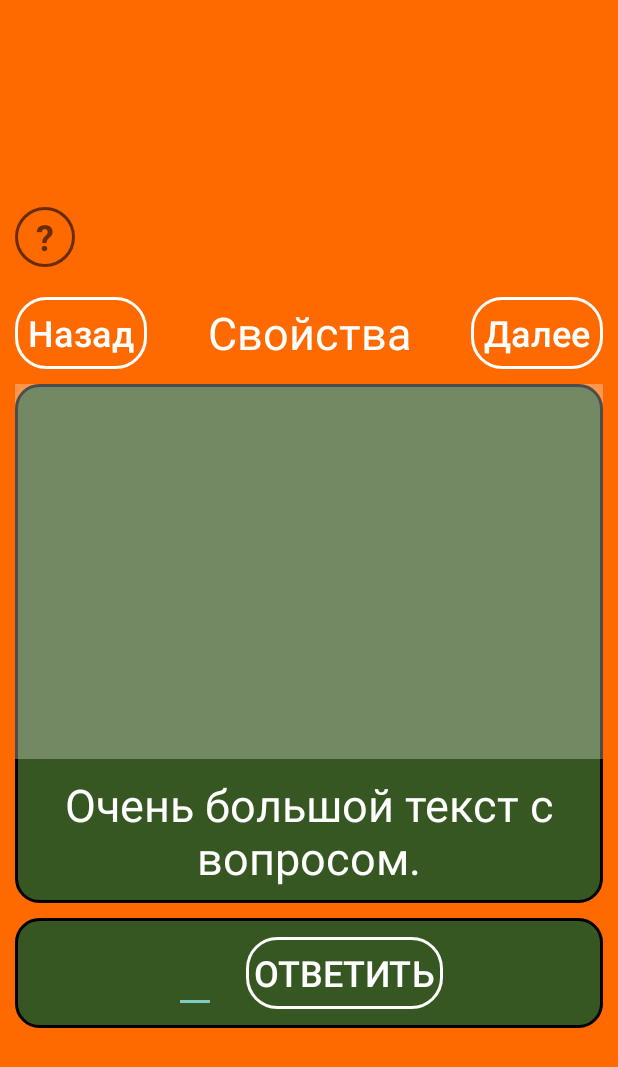
After one commit to Dolya08/KalmLang, an Android app: the layout universallvl2.xml on its own in the app's theme, with its tools: preview values and no code run, on a phone screen of 412 x 824 dp. The commit adds this screen. Shown: the top 1067 px of the screen. Run offline under Robolectric (Android 15) with nearby library versions, the phone set to English and light mode, and no system bars.

Commit message:
Время для второго уровня

```diff
--- /dev/null
+++ b/app/src/main/res/layout/universallvl2.xml
@@ -0,0 +1,152 @@
+<?xml version="1.0" encoding="utf-8"?>
+<RelativeLayout xmlns:android="http://schemas.android.com/apk/res/android"
+    android:layout_width="match_parent"
+    android:layout_height="match_parent"
+    android:orientation="vertical">
+
+    <ImageView
+        android:id="@+id/background"
+        android:layout_width="match_parent"
+        android:layout_height="match_parent"
+        android:scaleType="centerCrop"
+        android:src="@drawable/level1" />
+
+    <LinearLayout
+        android:id="@+id/container1lvl1"
+        android:layout_width="match_parent"
+        android:layout_height="match_parent"
+        android:gravity="center"
+        android:orientation="vertical">
+
+        <LinearLayout
+            android:id="@+id/container2lvl1"
+            android:layout_width="match_parent"
+            android:layout_height="wrap_content"
+            android:padding="10dp"
+            android:orientation="vertical">
+
+            <LinearLayout
+                android:layout_width="match_parent"
+                android:layout_height="wrap_content"
+                android:orientation="vertical"
+                android:paddingBottom="20dp">
+                <TextView
+                    android:layout_width="40dp"
+                    android:layout_height="40dp"
+                    android:id="@+id/btnquest"
+                    android:text="@string/q"
+                    android:textStyle="bold"
+                    android:gravity="center"
+                    android:textSize="24sp"
+                    android:background="@drawable/button_stroke_black95_press_white"
+                    android:textColor="@color/black95"
+                    android:layout_gravity="start"/>
+
+            </LinearLayout>
+
+            <LinearLayout
+                android:id="@+id/line1"
+                android:layout_width="match_parent"
+                android:layout_height="match_parent"
+                android:orientation="horizontal"
+                android:gravity="center">
+
+                <Button
+                    android:id="@+id/btn_back_lvl1"
+                    android:layout_width="wrap_content"
+                    android:layout_height="wrap_content"
+                    android:background="@drawable/btn_stroke_white_press_blue"
+                    android:layout_marginEnd="10dp"
+                    android:text="@string/back"
+                    android:textSize="24sp"
+                    android:paddingLeft="5dp"
+                    android:paddingRight="5dp"
+                    android:textAllCaps="false"
+                    android:textColor="@color/white"/>
+
+                <TextView
+                    android:id="@+id/text_levels"
+                    android:layout_width="0dp"
+                    android:layout_height="wrap_content"
+                    android:layout_weight="1"
+                    android:text="@string/property"
+                    android:textSize="30sp"
+                    android:textColor="@color/white"
+                    android:gravity="center"/>
+
+                <Button
+                    android:id="@+id/btn_next_lvl1"
+                    android:layout_width="wrap_content"
+                    android:layout_height="wrap_content"
+                    android:background="@drawable/btn_stroke_white_press_blue"
+                    android:layout_marginStart="10dp"
+                    android:text="@string/next"
+                    android:textSize="24sp"
+                    android:paddingLeft="5dp"
+                    android:paddingRight="5dp"
+                    android:textAllCaps="false"
+                    android:textColor="@color/white"/>
+            </LinearLayout>
+
+            <LinearLayout
+                android:id="@+id/line3"
+                android:layout_width="match_parent"
+                android:layout_height="match_parent"
+                android:orientation="vertical"
+                android:layout_marginTop="10dp"
+                android:background="@drawable/style_img_universal">
+
+                <ImageView
+                    android:id="@+id/img_main"
+                    android:layout_width="match_parent"
+                    android:layout_height="match_parent"
+                    android:scaleType="centerCrop"
+                    android:src="@drawable/imgtest"/>
+                <TextView
+                    android:id="@+id/text_words"
+                    android:layout_width="match_parent"
+                    android:layout_height="0dp"
+                    android:layout_marginTop="10dp"
+                    android:layout_marginBottom="10dp"
+                    android:text="@string/test_q"
+                    android:textColor="@color/white"
+                    android:textSize="30sp"
+                    android:layout_weight="1"
+                    android:gravity="center"/>
+            </LinearLayout>
+
+            <LinearLayout
+                android:id="@+id/line4"
+                android:layout_width="match_parent"
+                android:layout_height="match_parent"
+                android:layout_marginTop="10dp"
+                android:background="@drawable/style_img_universal"
+                android:orientation="horizontal"
+                android:gravity="center">
+
+                <EditText
+                    android:id="@+id/editTextNumber"
+                    android:layout_width="wrap_content"
+                    android:layout_height="wrap_content"
+                    android:layout_margin="10dp"
+                    android:inputType="number"
+                    android:maxEms="10"
+                    android:minEms="1"
+                    android:textSize="24sp"
+                    android:autofillHints="1" />
+
+                <Button
+                    android:id="@+id/answer"
+                    android:layout_width="wrap_content"
+                    android:layout_height="wrap_content"
+                    android:layout_margin="10dp"
+                    android:background="@drawable/btn_stroke_white_press_blue"
+                    android:text="@string/btn_go"
+                    android:textSize="24sp"
+                    android:paddingLeft="5dp"
+                    android:paddingRight="5dp"/>
+            </LinearLayout>
+        </LinearLayout>
+
+    </LinearLayout>
+</RelativeLayout>
--- a/app/src/main/res/values/strings.xml
+++ b/app/src/main/res/values/strings.xml
@@ -8,7 +8,9 @@
     <string name="caption2"><b>Свойства</b></string>
     <string name="caption3"><b>Счёт</b></string>
     <string name="test_words">Текст на калм.\nТекст на русс.</string>
+    <string name="test_q">Очень большой текст с вопросом.</string>
     <string name="word1">Альмн\nЯблоко</string>
+    <string name="btn_go">Ответить</string>
     <string name="num1">1</string>
     <string name="num2">2</string>
     <string name="num3">3</string>
```
Also changed, not shown: app/src/main/AndroidManifest.xml (+32 -16 lines), app/src/main/res/drawable/lvl2_1.png (added).
